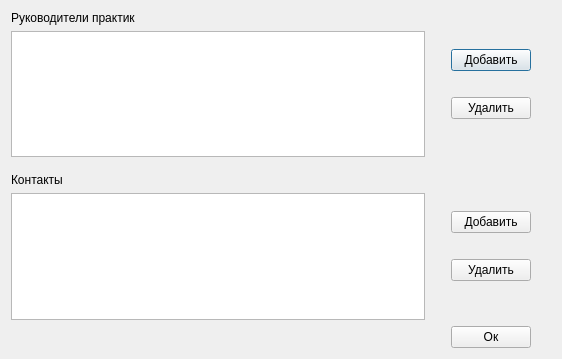
The window that ui/staffemployerwindow.ui (7enSmile/clientVKR) describes before a commit, drawn with Qt 5.
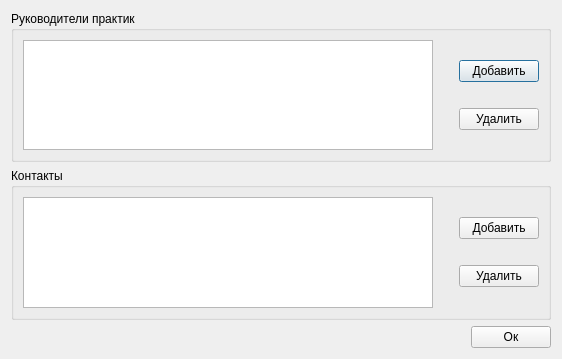
The same window after the commit.

What changed in the file:
```diff
--- a/ui/staffemployerwindow.ui
+++ b/ui/staffemployerwindow.ui
@@ -15,18 +15,15 @@
   </property>
   <layout class="QVBoxLayout" name="verticalLayout">
    <item>
-    <layout class="QVBoxLayout" name="verticalLayout_7">
+    <widget class="QGroupBox" name="groupBox">
+     <property name="title">
+      <string>Руководители практик</string>
+     </property>
+     <layout class="QVBoxLayout" name="verticalLayout_4">
      <item>
       <layout class="QHBoxLayout" name="horizontalLayout_7">
        <item>
         <layout class="QVBoxLayout" name="verticalLayout_2">
-         <item>
-          <widget class="QLabel" name="label">
-           <property name="text">
-            <string>Руководители практик</string>
-           </property>
-          </widget>
-         </item>
          <item>
           <widget class="QTableView" name="tableViewHeadEmployer">
            <property name="showGrid">
@@ -127,51 +124,21 @@
          </item>
         </layout>
        </item>
-       <item>
-        <spacer name="horizontalSpacer_14">
-         <property name="orientation">
-          <enum>Qt::Horizontal</enum>
-         </property>
-         <property name="sizeType">
-          <enum>QSizePolicy::Fixed</enum>
-         </property>
-         <property name="sizeHint" stdset="0">
-          <size>
-           <width>20</width>
-           <height>20</height>
-          </size>
-         </property>
-        </spacer>
-       </item>
-      </layout>
+       </layout>
+      </item>
+     </layout>
+    </widget>
      </item>
      <item>
-      <spacer name="verticalSpacer_18">
-       <property name="orientation">
-        <enum>Qt::Vertical</enum>
-       </property>
-       <property name="sizeType">
-        <enum>QSizePolicy::Fixed</enum>
-       </property>
-       <property name="sizeHint" stdset="0">
-        <size>
-         <width>20</width>
-         <height>10</height>
-        </size>
-       </property>
-      </spacer>
-     </item>
+    <widget class="QGroupBox" name="groupBox_2">
+     <property name="title">
+      <string>Контакты</string>
+     </property>
+     <layout class="QVBoxLayout" name="verticalLayout_5">
      <item>
       <layout class="QHBoxLayout" name="horizontalLayout_8">
        <item>
         <layout class="QVBoxLayout" name="verticalLayout_3">
-         <item>
-          <widget class="QLabel" name="label_2">
-           <property name="text">
-            <string>Контакты</string>
-           </property>
-          </widget>
-         </item>
          <item>
           <widget class="QTableView" name="tableViewContactEmployer">
            <attribute name="horizontalHeaderVisible">
@@ -260,25 +227,10 @@
          </item>
         </layout>
        </item>
-       <item>
-        <spacer name="horizontalSpacer_16">
-         <property name="orientation">
-          <enum>Qt::Horizontal</enum>
-         </property>
-         <property name="sizeType">
-          <enum>QSizePolicy::Fixed</enum>
-         </property>
-         <property name="sizeHint" stdset="0">
-          <size>
-           <width>20</width>
-           <height>20</height>
-          </size>
-         </property>
-        </spacer>
-       </item>
       </layout>
      </item>
     </layout>
+    </widget>
    </item>
    <item>
     <layout class="QHBoxLayout" name="horizontalLayout_9">
@@ -305,22 +257,6 @@
        </property>
       </widget>
      </item>
-     <item>
-      <spacer name="horizontalSpacer_18">
-       <property name="orientation">
-        <enum>Qt::Horizontal</enum>
-       </property>
-       <property name="sizeType">
-        <enum>QSizePolicy::Fixed</enum>
-       </property>
-       <property name="sizeHint" stdset="0">
-        <size>
-         <width>20</width>
-         <height>20</height>
-        </size>
-       </property>
-      </spacer>
-     </item>
     </layout>
    </item>
   </layout>
```
Lines whose indentation alone changed are shown as unchanged.
